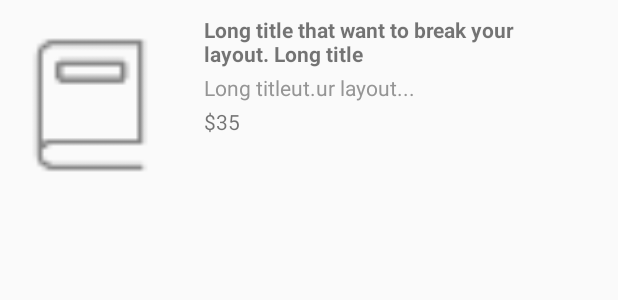
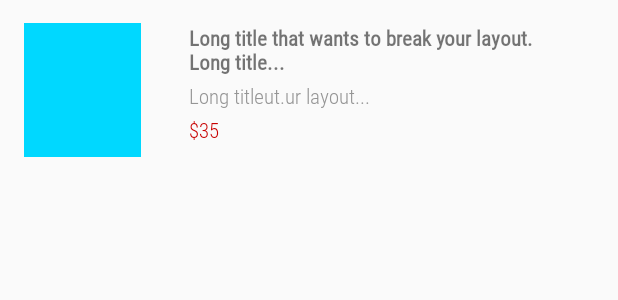
Before and after one commit to Trafle/ml1, an Android app: the layout book_item.xml on its own in the app's theme, with its tools: preview values and no code run, on a phone screen of 412 x 824 dp. Shown: the top 300 px of the screen. Run offline under Robolectric (Android 15) with nearby library versions, the phone set to English and light mode, and no system bars.

Commit message:
refactored BooksAdapter and images

```diff
--- a/app/src/main/java/ua/kpi/comsys/ip8311/MainActivity.kt
+++ b/app/src/main/java/ua/kpi/comsys/ip8311/MainActivity.kt
@@ -30,12 +30,11 @@ class MainActivity : AppCompatActivity() {
             }
         }
 
+        //
         var tabLayout : TabLayout = findViewById(R.id.tabLayout)
         TabLayoutMediator(tabLayout, vp2) { tab, _ ->
             vp2.setCurrentItem(tab.position, true)
         }.attach()
-
-        val tabTextFont = ResourcesCompat.getFont(this, R.font.minecrafter)
 
         tabLayout.getTabAt(0)?.apply{
             customView?.setOnClickListener(){
--- a/app/src/main/res/layout/activity_main.xml
+++ b/app/src/main/res/layout/activity_main.xml
@@ -28,7 +28,7 @@
     <com.google.android.material.tabs.TabLayout
         android:id="@+id/tabLayout"
         android:layout_width="match_parent"
-        android:layout_height="wrap_content"
+        android:layout_height="60dp"
         android:visibility="visible"
         app:layout_constraintBottom_toBottomOf="parent"
         tools:layout_editor_absoluteX="0dp">
--- a/app/src/main/res/layout/book_item.xml
+++ b/app/src/main/res/layout/book_item.xml
@@ -8,26 +8,31 @@
     <RelativeLayout
         android:id="@+id/relLay"
         android:layout_width="match_parent"
-        android:layout_height="140dp"
+        android:layout_height="120dp"
         android:paddingRight="16dp"
+        android:paddingBottom="10dp"
+        android:paddingTop="10dp"
         app:layout_constraintTop_toTopOf="parent">
 
         <RelativeLayout
             android:id="@+id/nestedImageRelLay"
-            android:layout_width="120dp"
-            android:layout_height="120dp"
+            android:layout_width="110dp"
+            android:layout_height="match_parent"
             android:layout_centerVertical="true"
             android:paddingRight="16dp"
+            android:paddingLeft="16dp"
+            android:paddingTop="5dp"
+            android:paddingBottom="5dp"
             app:layout_constraintTop_toTopOf="parent">
 
             <ImageView
                 android:id="@+id/image"
-                android:layout_width="110dp"
+                android:layout_width="match_parent"
                 android:layout_height="match_parent"
                 android:layout_centerHorizontal="true"
                 android:layout_centerVertical="true"
                 android:visibility="visible"
-                app:srcCompat="@drawable/ic_tab_books" />
+                app:srcCompat="@color/blue" />
 
         </RelativeLayout>
 
@@ -37,7 +42,7 @@
             android:layout_height="120dp"
             android:layout_toRightOf="@id/nestedImageRelLay"
             android:paddingLeft="16dp"
-            android:paddingTop="10dp"
+            android:paddingTop="5dp"
             android:paddingRight="16dp"
             android:paddingBottom="10dp"
             app:layout_constraintTop_toTopOf="parent">
@@ -47,7 +52,8 @@
                 android:layout_width="match_parent"
                 android:layout_height="wrap_content"
                 android:layout_marginBottom="3dp"
-                android:text="Long title that want to break your layout. Long title "
+                android:fontFamily="@font/robotocondensed_regular"
+                android:text="Long title that wants to break your layout. Long title... "
                 android:textStyle="bold" />
 
             <TextView
@@ -56,6 +62,7 @@
                 android:layout_height="wrap_content"
                 android:layout_below="@id/title"
                 android:layout_marginBottom="3dp"
+                android:fontFamily="@font/robotocondensed_light"
                 android:text="Long titleut.ur layout..."
                 android:textColor="@color/grey" />
 
@@ -64,7 +71,9 @@
                 android:layout_width="match_parent"
                 android:layout_height="25dp"
                 android:layout_below="@id/subtitle"
-                android:text="$35" />
+                android:fontFamily="@font/robotocondensed_light"
+                android:text="$35"
+                android:textColor="#C80000" />
         </RelativeLayout>
 
     </RelativeLayout>
--- a/app/src/main/res/layout/books_layout.xml
+++ b/app/src/main/res/layout/books_layout.xml
@@ -9,7 +9,7 @@
     <ScrollView
         android:layout_width="fill_parent"
         android:layout_height="fill_parent"
-        android:layout_marginBottom="70dp"
+        android:layout_marginBottom="60dp"
         android:layout_weight="1"
         android:scrollbars="none"
         app:layout_constraintBottom_toBottomOf="parent"
@@ -21,7 +21,7 @@
             android:id="@+id/tableLayout"
             android:layout_width="match_parent"
             android:layout_height="match_parent"
-            android:layout_marginBottom="65dp"
+            android:layout_marginBottom="60dp"
             android:isScrollContainer="true"
             app:layout_constraintBottom_toBottomOf="parent"
             app:layout_constraintTop_toTopOf="parent"
```
Also changed, not shown: app/src/main/java/ua/kpi/comsys/ip8311/BookAdapter.kt (+22 -9 lines), app/src/main/assets/image_01.png, app/src/main/assets/image_02.png, app/src/main/assets/image_03.png, app/src/main/assets/image_05.png, app/src/main/assets/image_06.png, app/src/main/assets/image_07.png, app/src/main/assets/image_08.png, app/src/main/assets/image_10.png, app/src/main/assets/ioimage.png, app/src/main/res/font/minecraft_pe.ttf (deleted), app/src/main/res/font/minecrafter.ttf (deleted), app/src/main/res/font/minecrafter2.ttf (deleted), app/src/main/res/font/pixelmania.ttf (deleted), 2 more files.
